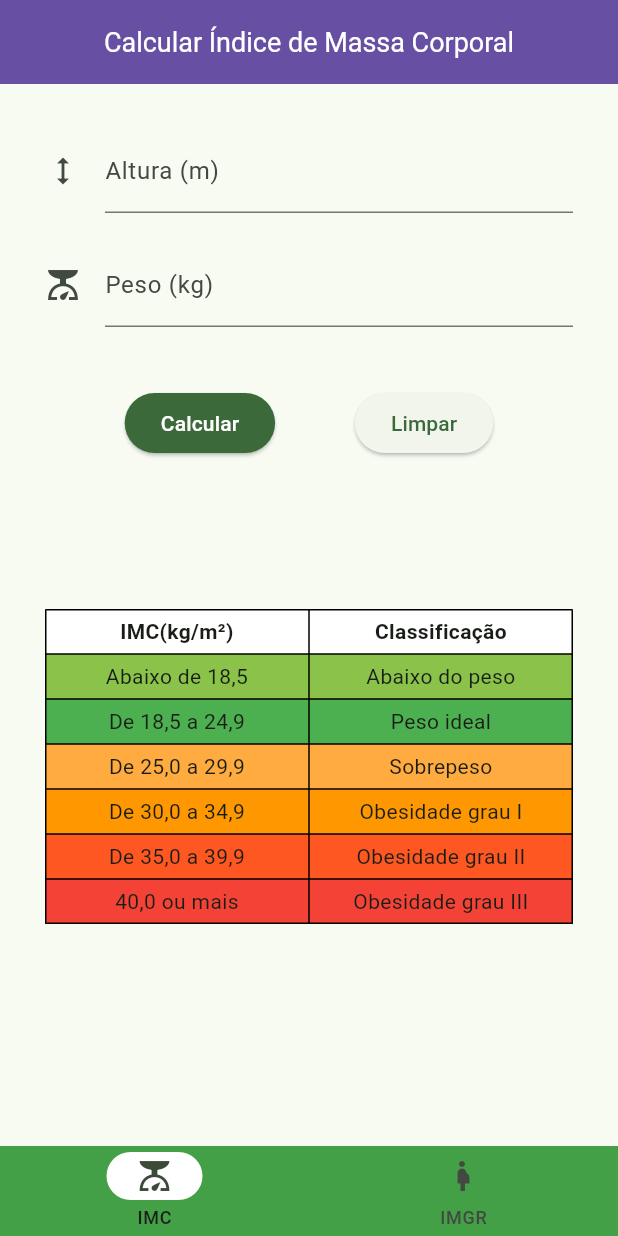
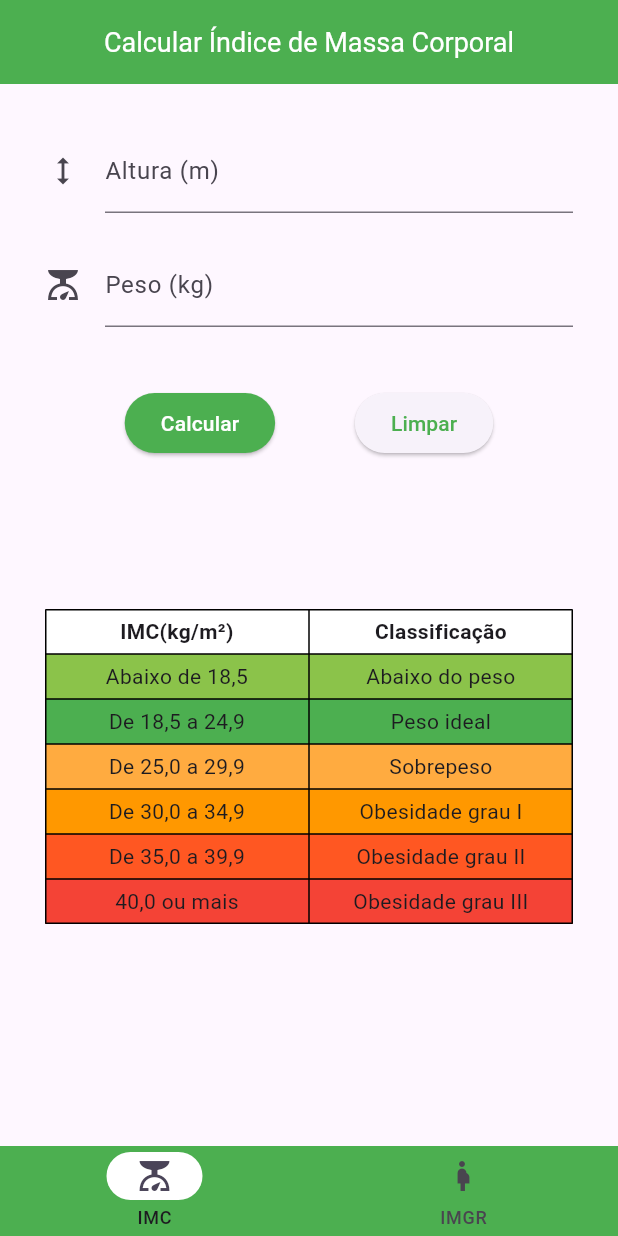
Before and after one commit to flavioh-assis/bmi_rfm_calculator, a Flutter app: the screen it shows after launch, on a phone screen of 412 x 824 dp. Run offline on Flutter 3.47's test engine with Material 3 defaults, Android fonts, the phone set to English and light mode, and no system bars; our stand-ins replace mask_text_input_formatter.

Commit message:
Change theme primary color

```diff
--- a/lib/app.dart
+++ b/lib/app.dart
@@ -16,11 +16,8 @@ class _AppState extends State<App> {
       debugShowCheckedModeBanner: false,
       title: 'Calculadora de IMC e IMGR',
       theme: ThemeData(
-        colorSchemeSeed: Colors.green,
+        primaryColor: Colors.green,
         useMaterial3: true,
-        appBarTheme: AppBarTheme(
-          backgroundColor: Theme.of(context).primaryColor,
-        ),
       ),
       home: const HomePage(),
     );
--- a/lib/pages/bmi_page.dart
+++ b/lib/pages/bmi_page.dart
@@ -57,6 +57,7 @@ class _BmiPageState extends State<BmiPage> {
             ),
           ),
         ),
+        backgroundColor: Theme.of(context).primaryColor,
       ),
       body: Container(
         padding: const EdgeInsets.all(30),
@@ -130,7 +131,7 @@ class _BmiPageState extends State<BmiPage> {
                     ElevatedButton(
                       style: ButtonStyle(
                         backgroundColor: MaterialStatePropertyAll<Color>(
-                          Theme.of(context).colorScheme.primary,
+                          Theme.of(context).primaryColor,
                         ),
                       ),
                       onPressed: () {
@@ -148,7 +149,10 @@ class _BmiPageState extends State<BmiPage> {
                         widget.cleanFields();
                         _formKey.currentState?.reset();
                       },
-                      child: const Text('Limpar'),
+                      child: Text(
+                        'Limpar',
+                        style: TextStyle(color: Theme.of(context).primaryColor),
+                      ),
                     ),
                   ],
                 ),
--- a/lib/pages/home_page.dart
+++ b/lib/pages/home_page.dart
@@ -103,6 +103,7 @@ class _HomePageState extends State<HomePage> {
         currentPageIndex: _currentPageIndex,
         updatePageIndex: _setPageIndex,
       ),
+      resizeToAvoidBottomInset: false,
     );
   }
 }
--- a/lib/widgets/bottom_nav_bar.dart
+++ b/lib/widgets/bottom_nav_bar.dart
@@ -18,17 +18,19 @@ class _BottomNavBarState extends State<BottomNavBar> {
   @override
   Widget build(BuildContext context) {
     return NavigationBar(
-      backgroundColor: Colors.green.shade600,
+      backgroundColor: Theme.of(context).primaryColor,
       destinations: const [
         NavigationDestination(
           label: 'IMC',
           icon: Icon(Icons.scale_outlined),
           selectedIcon: Icon(Icons.scale),
+          tooltip: 'Índice de Massa Corporal',
         ),
         NavigationDestination(
           label: 'IMGR',
           icon: Icon(Icons.pregnant_woman_outlined),
           selectedIcon: Icon(Icons.pregnant_woman),
+          tooltip: 'Índice de Massa Gorda Relativa',
         ),
       ],
       height: 60,
```
